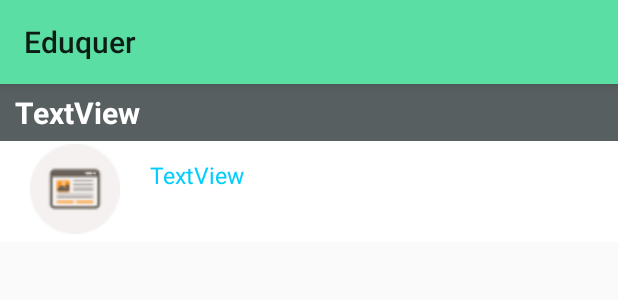
After one commit to juanortiz10/Eduquer, an Android app: the layout itemsadapter.xml on its own in the app's theme, with its tools: preview values and no code run, on a phone screen of 412 x 824 dp. The commit adds this screen. Shown: the top 300 px of the screen. Run offline under Robolectric (Android 15) with nearby library versions, the phone set to English and light mode, and no system bars.

Commit message:
Shapes Added

```diff
--- a/app/src/main/java/adapter/SearchAdapter.java
+++ b/app/src/main/java/adapter/SearchAdapter.java
@@ -7,7 +7,6 @@ import android.view.LayoutInflater;
 import android.view.View;
 import android.view.ViewGroup;
 import android.widget.BaseAdapter;
-import android.widget.ImageView;
 import android.widget.RelativeLayout;
 import android.widget.TextView;
 import com.example.juan.eduquer.R;
@@ -43,9 +42,8 @@ public class SearchAdapter extends BaseAdapter {
 	public View getView(int position, View convertView, ViewGroup parent) {
 		RelativeLayout rowLayout;
 
-		if(convertView == null)
-		{
-			rowLayout = (RelativeLayout)LayoutInflater.from(context).inflate(R.layout.tutorialinfo, parent, false);
+		if(convertView == null) {
+			rowLayout = (RelativeLayout)LayoutInflater.from(context).inflate(R.layout.itemsadapter, parent, false);
 			Items item = (Items)getItem(position);
 
 			TextView tvTitle = (TextView)rowLayout.findViewById(R.id.tvTitle);
--- /dev/null
+++ b/app/src/main/res/drawable/shapes.xml
@@ -0,0 +1,11 @@
+<?xml version="1.0" encoding="utf-8"?>
+<shape xmlns:android="http://schemas.android.com/apk/res/android"
+    android:shape="rectangle"
+    android:padding="10sp">
+    <solid android:color="#585F61"/>
+    <corners
+        android:bottomRightRadius="0sp"
+        android:bottomLeftRadius="0sp"
+        android:topLeftRadius="0sp"
+        android:topRightRadius="0sp"/>
+</shape>
--- /dev/null
+++ b/app/src/main/res/layout/itemsadapter.xml
@@ -0,0 +1,49 @@
+
+<RelativeLayout xmlns:android="http://schemas.android.com/apk/res/android"
+    android:id="@+id/rlTutorialInfo"
+    android:layout_width="fill_parent"
+    android:background="#ffffff"
+    android:layout_height="wrap_content">
+    <RelativeLayout
+        android:layout_width="fill_parent"
+        android:layout_height="wrap_content">
+    <TextView
+        android:background="@drawable/shapes"
+        android:layout_alignParentTop="true"
+        android:layout_height="wrap_content"
+        android:text="@string/test"
+        android:layout_width="match_parent"
+        android:id="@+id/tvTitle"
+        android:textStyle="bold"
+        android:paddingLeft="10sp"
+        android:paddingTop="5sp"
+        android:paddingBottom="5sp"
+        android:textSize="20sp"
+        android:textColor="#FFF"
+        android:layout_alignParentLeft="true"
+        android:layout_alignParentStart="true">
+        </TextView>
+    </RelativeLayout>
+
+    <ImageView
+        android:id="@+id/imvLink"
+        android:layout_width="100sp"
+        android:layout_marginTop="40sp"
+        android:layout_marginBottom="5sp"
+        android:layout_height="60sp"
+        android:src="@drawable/browser"
+        android:contentDescription="@string/nothing" />
+
+    <TextView
+        android:layout_height="wrap_content"
+        android:text="@string/demo"
+        android:layout_width="wrap_content"
+        android:id="@+id/tvLink"
+        android:textSize="7pt"
+        android:textColor="#00ccff"
+        android:layout_marginTop="50sp"
+        android:layout_toRightOf="@+id/imvLink"
+        android:layout_toEndOf="@+id/imvLink">
+        </TextView>
+
+</RelativeLayout>
```
Also changed, not shown: app/src/main/java/fragments/Look.java (+13 -6 lines), app/src/main/res/drawable/etext.xml (added, +11 -0 lines), app/src/main/res/layout/add.xml (+6 -5 lines), 1 other file.
